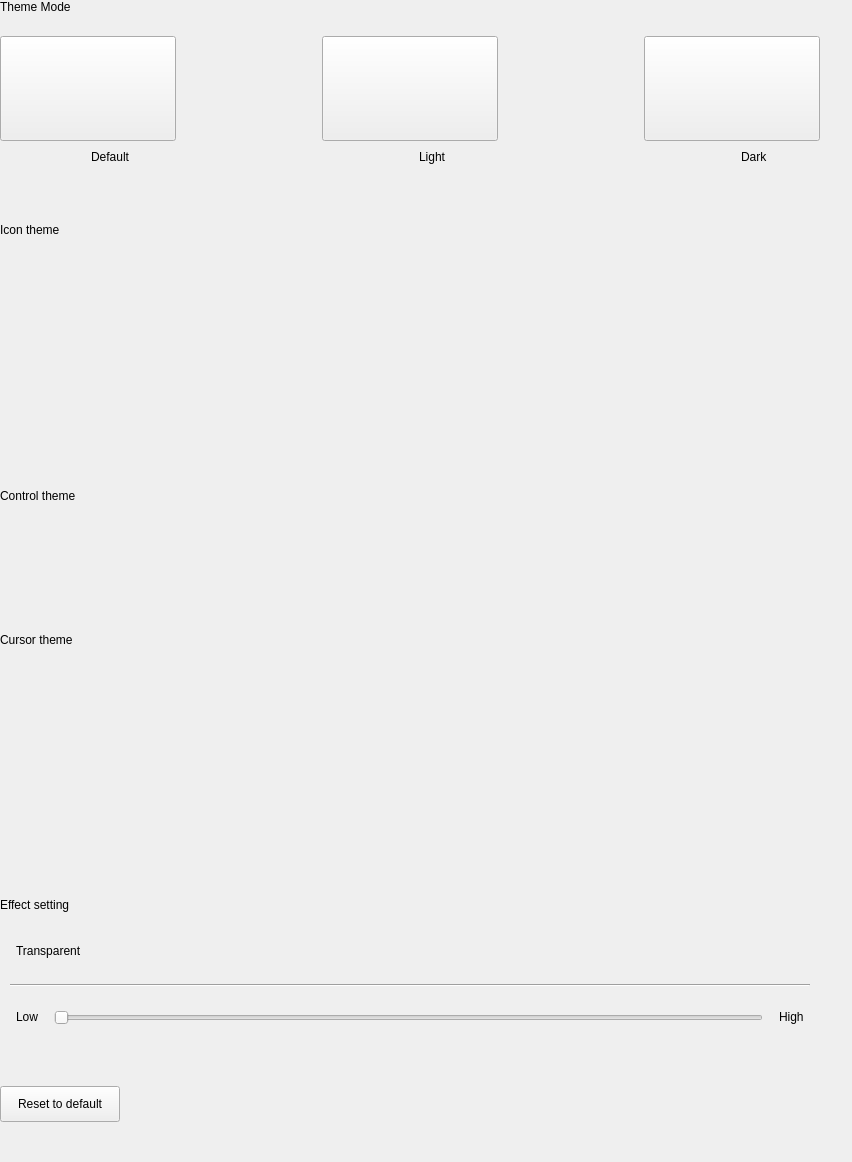
The window that plugins/personalized/theme/theme.ui (ukui/ukui-control-center) describes before a commit, drawn with Qt 5.
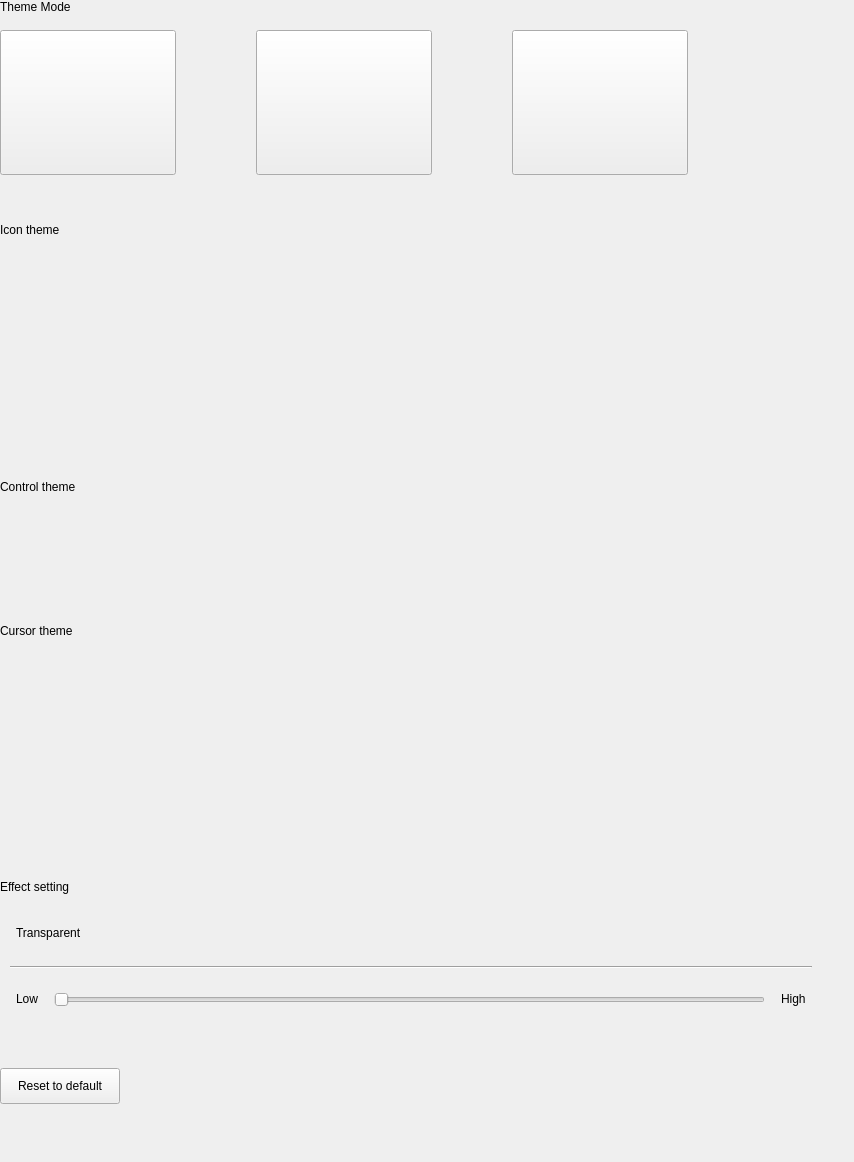
The same window after the commit.

Commit message: [hebing]  * hide lightTheme; Optimize the code

```diff
--- a/plugins/personalized/theme/theme.ui
+++ b/plugins/personalized/theme/theme.ui
@@ -6,7 +6,7 @@
    <rect>
     <x>0</x>
     <y>0</y>
-    <width>852</width>
+    <width>854</width>
     <height>1162</height>
    </rect>
   </property>
@@ -39,7 +39,7 @@
     <number>32</number>
    </property>
    <property name="bottomMargin">
-    <number>30</number>
+    <number>48</number>
    </property>
    <item>
     <widget class="QWidget" name="widget" native="true">
@@ -111,7 +111,13 @@
             <number>0</number>
            </property>
            <item>
-            <widget class="QWidget" name="defaultWidget" native="true">
+            <widget class="QPushButton" name="defaultButton">
+             <property name="sizePolicy">
+              <sizepolicy hsizetype="Minimum" vsizetype="Preferred">
+               <horstretch>0</horstretch>
+               <verstretch>0</verstretch>
+              </sizepolicy>
+             </property>
              <property name="minimumSize">
               <size>
                <width>176</width>
@@ -124,141 +130,15 @@
                <height>16777215</height>
               </size>
              </property>
-             <layout class="QVBoxLayout" name="verticalLayout_11">
-              <property name="spacing">
-               <number>0</number>
-              </property>
-              <property name="leftMargin">
-               <number>0</number>
-              </property>
-              <property name="topMargin">
-               <number>0</number>
-              </property>
-              <property name="rightMargin">
-               <number>0</number>
-              </property>
-              <property name="bottomMargin">
-               <number>0</number>
-              </property>
-              <item>
-               <widget class="QPushButton" name="defaultBtn">
-                <property name="minimumSize">
-                 <size>
-                  <width>0</width>
-                  <height>105</height>
-                 </size>
-                </property>
-                <property name="maximumSize">
-                 <size>
-                  <width>16777215</width>
-                  <height>105</height>
-                 </size>
-                </property>
-                <property name="text">
-                 <string/>
-                </property>
-                <property name="checkable">
-                 <bool>true</bool>
-                </property>
-                <attribute name="buttonGroup">
-                 <string notr="true">themeModeBtnGroup</string>
-                </attribute>
-               </widget>
-              </item>
-              <item>
-               <layout class="QHBoxLayout" name="horizontalLayout_9">
-                <item>
-                 <spacer name="horizontalSpacer_3">
-                  <property name="orientation">
-                   <enum>Qt::Horizontal</enum>
-                  </property>
-                  <property name="sizeHint" stdset="0">
-                   <size>
-                    <width>40</width>
-                    <height>20</height>
-                   </size>
-                  </property>
-                 </spacer>
-                </item>
-                <item>
-                 <widget class="QLabel" name="defaultPlaceHolderLabel">
-                  <property name="sizePolicy">
-                   <sizepolicy hsizetype="Fixed" vsizetype="Fixed">
-                    <horstretch>0</horstretch>
-                    <verstretch>0</verstretch>
-                   </sizepolicy>
-                  </property>
-                  <property name="minimumSize">
-                   <size>
-                    <width>16</width>
-                    <height>16</height>
-                   </size>
-                  </property>
-                  <property name="maximumSize">
-                   <size>
-                    <width>16</width>
-                    <height>16</height>
-                   </size>
-                  </property>
-                  <property name="text">
-                   <string/>
-                  </property>
-                 </widget>
-                </item>
-                <item>
-                 <widget class="QLabel" name="defaultSelectedLabel">
-                  <property name="sizePolicy">
-                   <sizepolicy hsizetype="Fixed" vsizetype="Fixed">
-                    <horstretch>0</horstretch>
-                    <verstretch>0</verstretch>
-                   </sizepolicy>
-                  </property>
-                  <property name="minimumSize">
-                   <size>
-                    <width>16</width>
-                    <height>16</height>
-                   </size>
-                  </property>
-                  <property name="maximumSize">
-                   <size>
-                    <width>16</width>
-                    <height>16</height>
-                   </size>
-                  </property>
-                  <property name="text">
-                   <string/>
-                  </property>
-                 </widget>
-                </item>
-                <item>
-                 <widget class="QLabel" name="label_4">
-                  <property name="sizePolicy">
-                   <sizepolicy hsizetype="Fixed" vsizetype="Fixed">
-                    <horstretch>0</horstretch>
-                    <verstretch>0</verstretch>
-                   </sizepolicy>
-                  </property>
-                  <property name="text">
-                   <string>Default</string>
-                  </property>
-                 </widget>
-                </item>
-                <item>
-                 <spacer name="horizontalSpacer_4">
-                  <property name="orientation">
-                   <enum>Qt::Horizontal</enum>
-                  </property>
-                  <property name="sizeHint" stdset="0">
-                   <size>
-                    <width>40</width>
-                    <height>20</height>
-                   </size>
-                  </property>
-                 </spacer>
-                </item>
-               </layout>
-              </item>
-             </layout>
+             <property name="text">
+              <string/>
+             </property>
+             <property name="checkable">
+              <bool>true</bool>
+             </property>
+             <attribute name="buttonGroup">
+              <string notr="true">themeModeBtnGroup</string>
+             </attribute>
             </widget>
            </item>
            <item>
@@ -266,16 +146,25 @@
              <property name="orientation">
               <enum>Qt::Horizontal</enum>
              </property>
+             <property name="sizeType">
+              <enum>QSizePolicy::Maximum</enum>
+             </property>
              <property name="sizeHint" stdset="0">
               <size>
-               <width>40</width>
+               <width>64</width>
                <height>20</height>
               </size>
              </property>
             </spacer>
            </item>
            <item>
-            <widget class="QWidget" name="lightWidget" native="true">
+            <widget class="QPushButton" name="lightButton">
+             <property name="sizePolicy">
+              <sizepolicy hsizetype="Minimum" vsizetype="Preferred">
+               <horstretch>0</horstretch>
+               <verstretch>0</verstretch>
+              </sizepolicy>
+             </property>
              <property name="minimumSize">
               <size>
                <width>176</width>
@@ -288,141 +177,15 @@
                <height>16777215</height>
               </size>
              </property>
-             <layout class="QVBoxLayout" name="verticalLayout_7">
-              <property name="spacing">
-               <number>0</number>
-              </property>
-              <property name="leftMargin">
-               <number>0</number>
-              </property>
-              <property name="topMargin">
-               <number>0</number>
-              </property>
-              <property name="rightMargin">
-               <number>0</number>
-              </property>
-              <property name="bottomMargin">
-               <number>0</number>
-              </property>
-              <item>
-               <widget class="QPushButton" name="lightBtn">
-                <property name="minimumSize">
-                 <size>
-                  <width>0</width>
-                  <height>105</height>
-                 </size>
-                </property>
-                <property name="maximumSize">
-                 <size>
-                  <width>16777215</width>
-                  <height>105</height>
-                 </size>
-                </property>
-                <property name="text">
-                 <string/>
-                </property>
-                <property name="checkable">
-                 <bool>true</bool>
-                </property>
-                <attribute name="buttonGroup">
-                 <string notr="true">themeModeBtnGroup</string>
-                </attribute>
-               </widget>
-              </item>
-              <item>
-               <layout class="QHBoxLayout" name="horizontalLayout">
-                <item>
-                 <spacer name="horizontalSpacer_5">
-                  <property name="orientation">
-                   <enum>Qt::Horizontal</enum>
-                  </property>
-                  <property name="sizeHint" stdset="0">
-                   <size>
-                    <width>40</width>
-                    <height>20</height>
-                   </size>
-                  </property>
-                 </spacer>
-                </item>
-                <item>
-                 <widget class="QLabel" name="lightPlaceHolderLabel">
-                  <property name="sizePolicy">
-                   <sizepolicy hsizetype="Fixed" vsizetype="Fixed">
-                    <horstretch>0</horstretch>
-                    <verstretch>0</verstretch>
-                   </sizepolicy>
-                  </property>
-                  <property name="minimumSize">
-                   <size>
-                    <width>16</width>
-                    <height>16</height>
-                   </size>
-                  </property>
-                  <property name="maximumSize">
-                   <size>
-                    <width>16</width>
-                    <height>16</height>
-                   </size>
-                  </property>
-                  <property name="text">
-                   <string/>
-                  </property>
-                 </widget>
-                </item>
-                <item>
-                 <widget class="QLabel" name="lightSelectedLabel">
-                  <property name="sizePolicy">
-                   <sizepolicy hsizetype="Fixed" vsizetype="Fixed">
-                    <horstretch>0</horstretch>
-                    <verstretch>0</verstretch>
-                   </sizepolicy>
-                  </property>
-                  <property name="minimumSize">
-                   <size>
-                    <width>16</width>
-                    <height>16</height>
-                   </size>
-                  </property>
-                  <property name="maximumSize">
-                   <size>
-                    <width>16</width>
-                    <height>16</height>
-                   </size>
-                  </property>
-                  <property name="text">
-                   <string/>
-                  </property>
-                 </widget>
-                </item>
-                <item>
-                 <widget class="QLabel" name="label_7">
-                  <property name="sizePolicy">
-                   <sizepolicy hsizetype="Fixed" vsizetype="Fixed">
-                    <horstretch>0</horstretch>
-                    <verstretch>0</verstretch>
-                   </sizepolicy>
-                  </property>
-                  <property name="text">
-                   <string>Light</string>
-                  </property>
-                 </widget>
-                </item>
-                <item>
-                 <spacer name="horizontalSpacer_6">
-                  <property name="orientation">
-                   <enum>Qt::Horizontal</enum>
-                  </property>
-                  <property name="sizeHint" stdset="0">
-                   <size>
-                    <width>40</width>
-                    <height>20</height>
-                   </size>
-                  </property>
-                 </spacer>
-                </item>
-               </layout>
-              </item>
-             </layout>
+             <property name="text">
+              <string/>
+             </property>
+             <property name="checkable">
+              <bool>true</bool>
+             </property>
+             <attribute name="buttonGroup">
+              <string notr="true">themeModeBtnGroup</string>
+             </attribute>
             </widget>
            </item>
            <item>
@@ -430,16 +193,25 @@
              <property name="orientation">
               <enum>Qt::Horizontal</enum>
              </property>
+             <property name="sizeType">
+              <enum>QSizePolicy::Maximum</enum>
+             </property>
              <property name="sizeHint" stdset="0">
               <size>
-               <width>40</width>
+               <width>64</width>
                <height>20</height>
               </size>
              </property>
             </spacer>
            </item>
            <item>
-            <widget class="QWidget" name="darkWidget" native="true">
+            <widget class="QPushButton" name="darkButton">
+             <property name="sizePolicy">
+              <sizepolicy hsizetype="Minimum" vsizetype="Preferred">
+               <horstretch>0</horstretch>
+               <verstretch>0</verstretch>
+              </sizepolicy>
+             </property>
              <property name="minimumSize">
               <size>
                <width>176</width>
@@ -452,143 +224,30 @@
                <height>16777215</height>
               </size>
              </property>
-             <layout class="QVBoxLayout" name="verticalLayout_5">
-              <property name="spacing">
-               <number>0</number>
-              </property>
-              <property name="leftMargin">
-               <number>0</number>
-              </property>
-              <property name="topMargin">
-               <number>0</number>
-              </property>
-              <property name="rightMargin">
-               <number>0</number>
-              </property>
-              <property name="bottomMargin">
-               <number>0</number>
-              </property>
-              <item>
-               <widget class="QPushButton" name="darkBtn">
-                <property name="minimumSize">
-                 <size>
-                  <width>0</width>
-                  <height>105</height>
-                 </size>
-                </property>
-                <property name="maximumSize">
-                 <size>
-                  <width>16777215</width>
-                  <height>105</height>
-                 </size>
-                </property>
-                <property name="text">
-                 <string/>
-                </property>
-                <property name="checkable">
-                 <bool>true</bool>
-                </property>
-                <attribute name="buttonGroup">
-                 <string notr="true">themeModeBtnGroup</string>
-                </attribute>
-               </widget>
-              </item>
-              <item>
-               <layout class="QHBoxLayout" name="horizontalLayout_3">
-                <item>
-                 <spacer name="horizontalSpacer_7">
-                  <property name="orientation">
-                   <enum>Qt::Horizontal</enum>
-                  </property>
-                  <property name="sizeHint" stdset="0">
-                   <size>
-                    <width>40</width>
-                    <height>20</height>
-                   </size>
-                  </property>
-                 </spacer>
-                </item>
-                <item>
-                 <widget class="QLabel" name="darkPlaceHolderLabel">
-                  <property name="sizePolicy">
-                   <sizepolicy hsizetype="Fixed" vsizetype="Fixed">
-                    <horstretch>0</horstretch>
-                    <verstretch>0</verstretch>
-                   </sizepolicy>
-                  </property>
-                  <property name="minimumSize">
-                   <size>
-                    <width>16</width>
-                    <height>16</height>
-                   </size>
-                  </property>
-                  <property name="maximumSize">
-                   <size>
-                    <width>16</width>
-                    <height>16</height>
-                   </size>
-                  </property>
-                  <property name="text">
-                   <string/>
-                  </property>
-                 </widget>
-                </item>
-                <item>
-                 <widget class="QLabel" name="darkSelectedLabel">
-                  <property name="sizePolicy">
-                   <sizepolicy hsizetype="Fixed" vsizetype="Fixed">
-                    <horstretch>0</horstretch>
-                    <verstretch>0</verstretch>
-                   </sizepolicy>
-                  </property>
-                  <property name="minimumSize">
-                   <size>
-                    <width>16</width>
-                    <height>16</height>
-                   </size>
-                  </property>
-                  <property name="maximumSize">
-                   <size>
-                    <width>16</width>
-                    <height>16</height>
-                   </size>
-                  </property>
-                  <property name="text">
-                   <string/>
-                  </property>
-                 </widget>
-                </item>
-                <item>
-                 <widget class="QLabel" name="label_10">
-                  <property name="sizePolicy">
-                   <sizepolicy hsizetype="Fixed" vsizetype="Fixed">
-                    <horstretch>0</horstretch>
-                    <verstretch>0</verstretch>
-                   </sizepolicy>
-                  </property>
-                  <property name="text">
-                   <string>Dark</string>
-                  </property>
-                 </widget>
-                </item>
-                <item>
-                 <spacer name="horizontalSpacer_8">
-                  <property name="orientation">
-                   <enum>Qt::Horizontal</enum>
-                  </property>
-                  <property name="sizeHint" stdset="0">
-                   <size>
-                    <width>40</width>
-                    <height>20</height>
-                   </size>
-                  </property>
-                 </spacer>
-                </item>
-               </layout>
-              </item>
-             </layout>
+             <property name="text">
+              <string/>
+             </property>
+             <property name="checkable">
+              <bool>true</bool>
+             </property>
+             <attribute name="buttonGroup">
+              <string notr="true">themeModeBtnGroup</string>
+             </attribute>
             </widget>
            </item>
+           <item>
+            <spacer name="horizontalSpacer_11">
+             <property name="orientation">
+              <enum>Qt::Horizontal</enum>
+             </property>
+             <property name="sizeHint" stdset="0">
+              <size>
+               <width>40</width>
+               <height>20</height>
+              </size>
+             </property>
+            </spacer>
+           </item>
           </layout>
          </widget>
         </item>
```
The commit also changes 2 other files.
